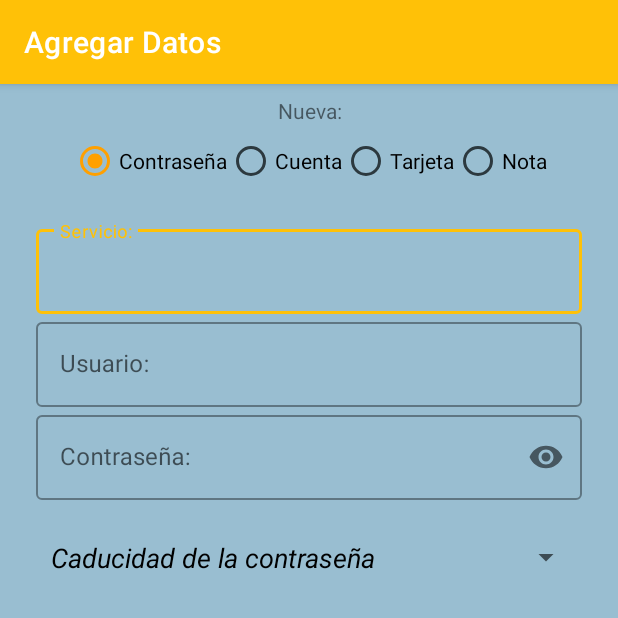
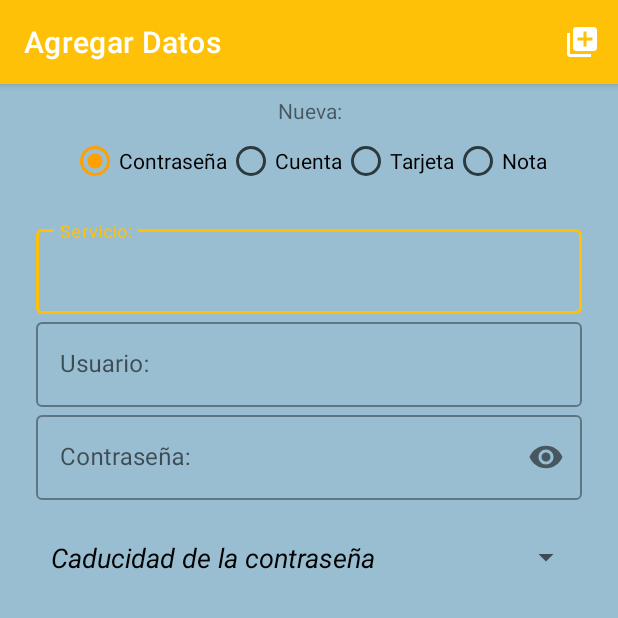
Before and after one commit to HectorSalo/datosSeguros, an Android app: the screen it shows after launch once a user with an empty profile is signed in (AddActivity), after a tap on "Agregar Datos", on a phone screen of 412 x 824 dp, the top half of it. Run offline under Robolectric (Android 15) with nearby library versions, the phone set to English and light mode, and no system bars; our stand-ins replace Firebase (no records; nobody signed in at launch, a user with empty details on screens opened directly), Room's generated code, navigation-ui; Roboto replaces fonts that are not available here.

Commit message:
V6.0.1 Implementacion AddLabel

```diff
--- a/app/src/main/java/com/skysam/datossegurosFirebaseFinal/common/Constants.java
+++ b/app/src/main/java/com/skysam/datossegurosFirebaseFinal/common/Constants.java
@@ -36,6 +36,7 @@ public class Constants {
     public static final String BD_TITULO_NOTAS = "titulonotas";
     public static final String BD_CONTENIDO_NOTAS= "contenidonotas";
     public static final String ETIQUETAS = "etiquetas";
+    public static final String NOMBRE= "nombre";
 
     public static final String AGREGAR = "agregar";
 
--- a/app/src/main/java/com/skysam/datossegurosFirebaseFinal/database/firebase/FirestoreRepository.kt
+++ b/app/src/main/java/com/skysam/datossegurosFirebaseFinal/database/repositories/FirestoreRepository.kt
@@ -1,4 +1,4 @@
-package com.skysam.datossegurosFirebaseFinal.database.firebase
+package com.skysam.datossegurosFirebaseFinal.database.repositories
 
 import android.content.ContentValues.TAG
 import android.util.Log
@@ -6,6 +6,7 @@ import com.google.firebase.firestore.FirebaseFirestore
 import com.google.firebase.firestore.MetadataChanges
 import com.google.firebase.firestore.Query
 import com.skysam.datossegurosFirebaseFinal.common.Constants
+import com.skysam.datossegurosFirebaseFinal.database.firebase.Auth
 import com.skysam.datossegurosFirebaseFinal.database.room.entities.Account
 import com.skysam.datossegurosFirebaseFinal.database.room.entities.Card
 import com.skysam.datossegurosFirebaseFinal.database.room.entities.Note
--- a/app/src/main/java/com/skysam/datossegurosFirebaseFinal/generalActivitys/AddActivity.java
+++ b/app/src/main/java/com/skysam/datossegurosFirebaseFinal/generalActivitys/AddActivity.java
@@ -8,7 +8,10 @@ import androidx.core.content.ContextCompat;
 import androidx.fragment.app.FragmentTransaction;
 
 
+import android.content.Intent;
 import android.os.Bundle;
+import android.view.Menu;
+import android.view.MenuItem;
 import android.widget.RadioButton;
 import android.widget.RadioGroup;
 
@@ -19,6 +22,7 @@ import com.skysam.datossegurosFirebaseFinal.accounts.ui.AddCuentasFragment;
 import com.skysam.datossegurosFirebaseFinal.notes.ui.AddNotaFragment;
 import com.skysam.datossegurosFirebaseFinal.cards.ui.AddTarjetaFragment;
 import com.skysam.datossegurosFirebaseFinal.common.Constants;
+import com.skysam.datossegurosFirebaseFinal.settings.SettingsActivity;
 
 public class AddActivity extends AppCompatActivity {
 
@@ -123,6 +127,22 @@ public class AddActivity extends AppCompatActivity {
     }
 
     @Override
+    public boolean onCreateOptionsMenu(Menu menu) {
+        getMenuInflater().inflate(R.menu.menu_activity_add, menu);
+        return true;
+    }
+
+    @Override
+    public boolean onOptionsItemSelected(MenuItem item) {
+        int id = item.getItemId();
+        if (id == R.id.menu_add_label) {
+
+            return true;
+        }
+        return super.onOptionsItemSelected(item);
+    }
+
+    @Override
     public void onBackPressed() {
         AlertDialog.Builder dialog = new AlertDialog.Builder(AddActivity.this);
         dialog.setTitle("Confirmar");
--- a/app/src/main/java/com/skysam/datossegurosFirebaseFinal/generalActivitys/MainViewModel.kt
+++ b/app/src/main/java/com/skysam/datossegurosFirebaseFinal/generalActivitys/MainViewModel.kt
@@ -1,7 +1,7 @@
 package com.skysam.datossegurosFirebaseFinal.generalActivitys
 
 import androidx.lifecycle.*
-import com.skysam.datossegurosFirebaseFinal.database.firebase.FirestoreRepository
+import com.skysam.datossegurosFirebaseFinal.database.repositories.FirestoreRepository
 import com.skysam.datossegurosFirebaseFinal.database.room.Room
 import com.skysam.datossegurosFirebaseFinal.database.room.entities.Account
 import com.skysam.datossegurosFirebaseFinal.database.room.entities.Card
--- /dev/null
+++ b/app/src/main/res/drawable/ic_add_label_24.xml
@@ -0,0 +1,10 @@
+<vector xmlns:android="http://schemas.android.com/apk/res/android"
+    android:width="24dp"
+    android:height="24dp"
+    android:viewportWidth="24"
+    android:viewportHeight="24"
+    android:tint="?attr/colorControlNormal">
+  <path
+      android:fillColor="@android:color/white"
+      android:pathData="M4,6L2,6v14c0,1.1 0.9,2 2,2h14v-2L4,20L4,6zM20,2L8,2c-1.1,0 -2,0.9 -2,2v12c0,1.1 0.9,2 2,2h12c1.1,0 2,-0.9 2,-2L22,4c0,-1.1 -0.9,-2 -2,-2zM19,11h-4v4h-2v-4L9,11L9,9h4L13,5h2v4h4v2z"/>
+</vector>
--- /dev/null
+++ b/app/src/main/res/menu/menu_activity_add.xml
@@ -0,0 +1,12 @@
+<?xml version="1.0" encoding="utf-8"?>
+<menu xmlns:android="http://schemas.android.com/apk/res/android"
+    xmlns:app="http://schemas.android.com/apk/res-auto">
+
+    <item
+        android:title="@string/title_activity_add"
+        android:id="@+id/menu_add_label"
+        android:icon="@drawable/ic_add_label_24"
+        app:showAsAction="always"
+        />
+
+</menu>
```
Also changed, not shown: app/src/main/java/com/skysam/datossegurosFirebaseFinal/common/classView/AddLabelDialog.kt (added, +82 -0 lines), app/src/main/java/com/skysam/datossegurosFirebaseFinal/database/repositories/LabelRepository.kt (added, +46 -0 lines), app/src/main/java/com/skysam/datossegurosFirebaseFinal/generalActivitys/AddViewModel.kt (added, +13 -0 lines), app/src/main/res/layout/dialog_add_label.xml (added, +27 -0 lines), app/src/main/res/values/strings.xml (+7 -0 lines).
